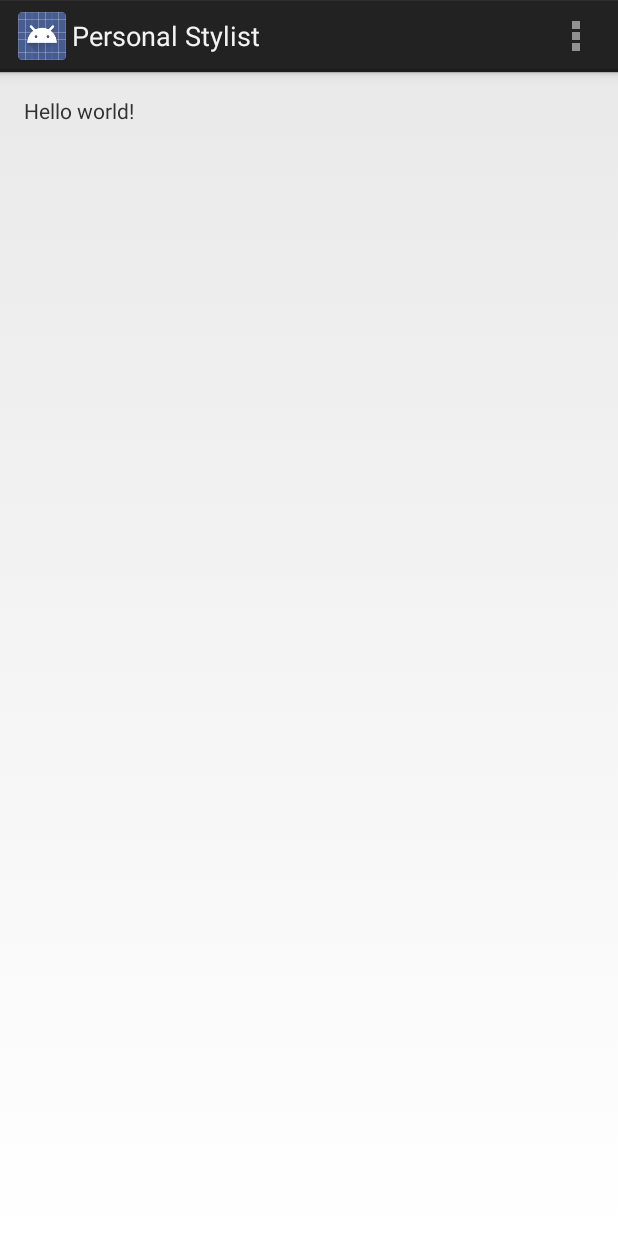
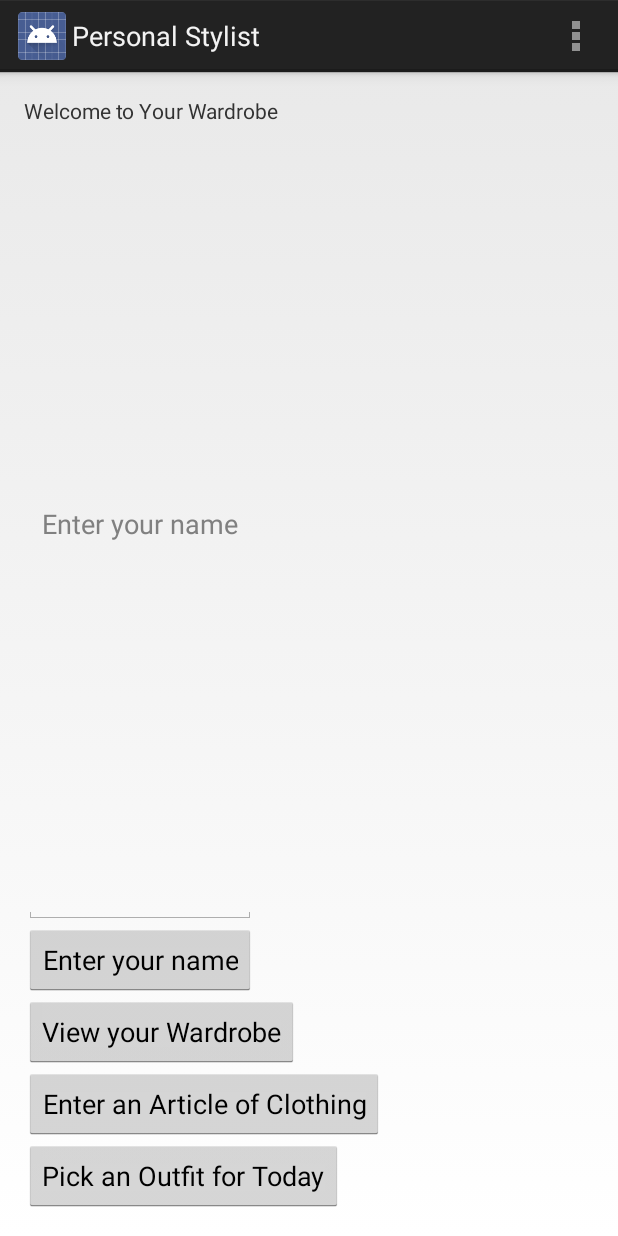
Before and after one commit to SheridanLGrant/Fab-Fashion, an Android app: the screen it shows after launch (MainActivity), on a phone screen of 412 x 824 dp. Run offline under Robolectric (Android 15) with nearby library versions, the phone set to English and light mode, and no system bars.

Commit message:
Developed the basic UI structure

```diff
--- a/app/src/main/res/layout/activity_main.xml
+++ b/app/src/main/res/layout/activity_main.xml
@@ -1,7 +1,8 @@
-<RelativeLayout xmlns:android="http://schemas.android.com/apk/res/android"
+<LinearLayout xmlns:android="http://schemas.android.com/apk/res/android"
     xmlns:tools="http://schemas.android.com/tools"
     android:layout_width="match_parent"
     android:layout_height="match_parent"
+    android:orientation="vertical"
     android:paddingLeft="@dimen/activity_horizontal_margin"
     android:paddingRight="@dimen/activity_horizontal_margin"
     android:paddingTop="@dimen/activity_vertical_margin"
@@ -9,8 +10,40 @@
     tools:context=".MainActivity">
 
     <TextView
-        android:text="@string/hello_world"
+        android:text="@string/wardrobe"
         android:layout_width="wrap_content"
         android:layout_height="wrap_content" />
 
-</RelativeLayout>
+    <EditText
+        android:id="@+id/enter_name"
+        android:hint="@string/enter_name"
+        android:layout_weight="1"
+        android:layout_width="wrap_content"
+        android:layout_height="wrap_content" />
+
+
+    <Button
+        android:text="@string/enter_name"
+        android:onClick="enterName"
+        android:layout_width="wrap_content"
+        android:layout_height="wrap_content" />
+
+    <Button
+        android:text="@string/view_wardrobe"
+        android:onClick="viewWardrobe"
+        android:layout_width="wrap_content"
+        android:layout_height="wrap_content" />
+
+    <Button
+        android:text="@string/enter_article"
+        android:onClick="enterArticle"
+        android:layout_width="wrap_content"
+        android:layout_height="wrap_content" />
+
+    <Button
+        android:text="@string/get_outfit"
+        android:onClick="chooseOutfit"
+        android:layout_width="wrap_content"
+        android:layout_height="wrap_content" />
+
+</LinearLayout>
--- a/app/src/main/res/values/strings.xml
+++ b/app/src/main/res/values/strings.xml
@@ -2,7 +2,12 @@
 <resources>
 
     <string name="app_name">Personal Stylist</string>
-    <string name="hello_world">Hello world!</string>
+    <string name="wardrobe">Welcome to Your Wardrobe</string>
     <string name="action_settings">Settings</string>
+    <string name="enter_name">Enter your name</string>
+    <string name="view_wardrobe">View your Wardrobe</string>
+    <string name="title_activity_display_name">My Name Is: </string>
+    <string name="enter_article">Enter an Article of Clothing</string>
+    <string name="get_outfit">Pick an Outfit for Today</string>
 
 </resources>
```
Also changed, not shown: app/src/main/AndroidManifest.xml (+9 -0 lines), app/src/main/java/edu/hmc/cs/personalstylist/DisplayName.java (added, +45 -0 lines), app/src/main/java/edu/hmc/cs/personalstylist/MainActivity.java (+24 -1 lines).
